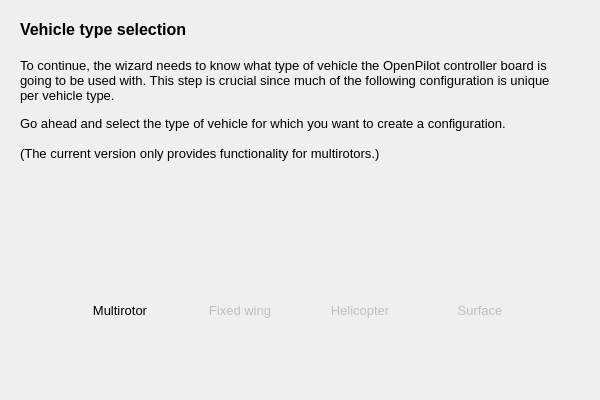
Before: the Qt Designer form ground/openpilotgcs/src/plugins/setupwizard/pages/vehiclepage.ui in openpilot/OpenPilot, drawn with Qt 5.
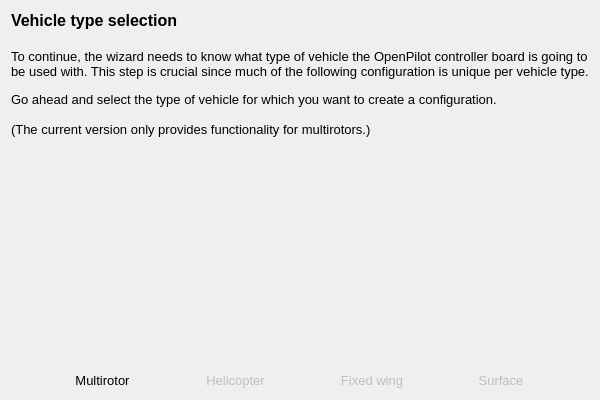
After: the same form once the commit is applied. Icons and pictures are not drawn.

Commit message: GCS-Added layouts to new wiz

```diff
--- a/ground/openpilotgcs/src/plugins/setupwizard/pages/vehiclepage.ui
+++ b/ground/openpilotgcs/src/plugins/setupwizard/pages/vehiclepage.ui
@@ -13,15 +13,9 @@
   <property name="windowTitle">
    <string>WizardPage</string>
   </property>
+  <layout class="QVBoxLayout" name="verticalLayout">
+   <item>
   <widget class="QLabel" name="label_2">
-   <property name="geometry">
-    <rect>
-     <x>20</x>
-     <y>20</y>
-     <width>550</width>
-     <height>221</height>
-    </rect>
-   </property>
    <property name="text">
     <string>&lt;!DOCTYPE HTML PUBLIC &quot;-//W3C//DTD HTML 4.0//EN&quot; &quot;http://www.w3.org/TR/REC-html40/strict.dtd&quot;&gt;
 &lt;html&gt;&lt;head&gt;&lt;meta name=&quot;qrichtext&quot; content=&quot;1&quot; /&gt;&lt;style type=&quot;text/css&quot;&gt;
@@ -42,65 +36,11 @@
     <bool>true</bool>
    </property>
   </widget>
-  <widget class="QToolButton" name="surfaceButton">
-   <property name="enabled">
-    <bool>false</bool>
-   </property>
-   <property name="geometry">
-    <rect>
-     <x>430</x>
-     <y>250</y>
-     <width>100</width>
-     <height>120</height>
-    </rect>
-   </property>
-   <property name="font">
-    <font>
-     <pointsize>10</pointsize>
-    </font>
-   </property>
-   <property name="toolTip">
-    <string>Car, Boat, U-Boat</string>
-   </property>
-   <property name="styleSheet">
-    <string notr="true">QToolButton { border: none }</string>
-   </property>
-   <property name="text">
-    <string>Surface</string>
-   </property>
-   <property name="icon">
-    <iconset resource="../wizardResources.qrc">
-     <normaloff>:/setupwizard/resources/bttn-land-up.png</normaloff>
-     <normalon>:/setupwizard/resources/bttn-land-down.png</normalon>:/setupwizard/resources/bttn-land-up.png</iconset>
-   </property>
-   <property name="iconSize">
-    <size>
-     <width>100</width>
-     <height>100</height>
-    </size>
-   </property>
-   <property name="checkable">
-    <bool>true</bool>
-   </property>
-   <property name="autoExclusive">
-    <bool>true</bool>
-   </property>
-   <property name="toolButtonStyle">
-    <enum>Qt::ToolButtonTextUnderIcon</enum>
-   </property>
-   <property name="autoRaise">
-    <bool>true</bool>
-   </property>
-  </widget>
+   </item>
+   <item>
+    <layout class="QHBoxLayout" name="horizontalLayout">
+     <item>
   <widget class="QToolButton" name="multirotorButton">
-   <property name="geometry">
-    <rect>
-     <x>70</x>
-     <y>250</y>
-     <width>100</width>
-     <height>120</height>
-    </rect>
-   </property>
    <property name="font">
     <font>
      <pointsize>10</pointsize>
@@ -145,71 +85,12 @@
     <bool>true</bool>
    </property>
   </widget>
-  <widget class="QToolButton" name="fixedwingButton">
-   <property name="enabled">
-    <bool>false</bool>
-   </property>
-   <property name="geometry">
-    <rect>
-     <x>190</x>
-     <y>250</y>
-     <width>100</width>
-     <height>120</height>
-    </rect>
-   </property>
-   <property name="font">
-    <font>
-     <pointsize>10</pointsize>
-    </font>
-   </property>
-   <property name="toolTip">
-    <string>Airplane, Sloper, Jet</string>
-   </property>
-   <property name="styleSheet">
-    <string notr="true">QToolButton { border: none }</string>
-   </property>
-   <property name="text">
-    <string>Fixed wing</string>
-   </property>
-   <property name="icon">
-    <iconset resource="../wizardResources.qrc">
-     <normaloff>:/setupwizard/resources/bttn-plane-up.png</normaloff>
-     <normalon>:/setupwizard/resources/bttn-plane-down.png</normalon>:/setupwizard/resources/bttn-plane-up.png</iconset>
-   </property>
-   <property name="iconSize">
-    <size>
-     <width>100</width>
-     <height>100</height>
-    </size>
-   </property>
-   <property name="checkable">
-    <bool>true</bool>
-   </property>
-   <property name="checked">
-    <bool>false</bool>
-   </property>
-   <property name="autoExclusive">
-    <bool>true</bool>
-   </property>
-   <property name="toolButtonStyle">
-    <enum>Qt::ToolButtonTextUnderIcon</enum>
-   </property>
-   <property name="autoRaise">
-    <bool>true</bool>
-   </property>
-  </widget>
+     </item>
+     <item>
   <widget class="QToolButton" name="heliButton">
    <property name="enabled">
     <bool>false</bool>
    </property>
-   <property name="geometry">
-    <rect>
-     <x>310</x>
-     <y>250</y>
-     <width>100</width>
-     <height>120</height>
-    </rect>
-   </property>
    <property name="font">
     <font>
      <pointsize>10</pointsize>
@@ -248,6 +129,101 @@
     <bool>true</bool>
    </property>
   </widget>
+     </item>
+     <item>
+      <widget class="QToolButton" name="fixedwingButton">
+       <property name="enabled">
+        <bool>false</bool>
+       </property>
+       <property name="font">
+        <font>
+         <pointsize>10</pointsize>
+        </font>
+       </property>
+       <property name="toolTip">
+        <string>Airplane, Sloper, Jet</string>
+       </property>
+       <property name="styleSheet">
+        <string notr="true">QToolButton { border: none }</string>
+       </property>
+       <property name="text">
+        <string>Fixed wing</string>
+       </property>
+       <property name="icon">
+        <iconset resource="../wizardResources.qrc">
+         <normaloff>:/setupwizard/resources/bttn-plane-up.png</normaloff>
+         <normalon>:/setupwizard/resources/bttn-plane-down.png</normalon>:/setupwizard/resources/bttn-plane-up.png</iconset>
+       </property>
+       <property name="iconSize">
+        <size>
+         <width>100</width>
+         <height>100</height>
+        </size>
+       </property>
+       <property name="checkable">
+        <bool>true</bool>
+       </property>
+       <property name="checked">
+        <bool>false</bool>
+       </property>
+       <property name="autoExclusive">
+        <bool>true</bool>
+       </property>
+       <property name="toolButtonStyle">
+        <enum>Qt::ToolButtonTextUnderIcon</enum>
+       </property>
+       <property name="autoRaise">
+        <bool>true</bool>
+       </property>
+      </widget>
+     </item>
+     <item>
+      <widget class="QToolButton" name="surfaceButton">
+       <property name="enabled">
+        <bool>false</bool>
+       </property>
+       <property name="font">
+        <font>
+         <pointsize>10</pointsize>
+        </font>
+       </property>
+       <property name="toolTip">
+        <string>Car, Boat, U-Boat</string>
+       </property>
+       <property name="styleSheet">
+        <string notr="true">QToolButton { border: none }</string>
+       </property>
+       <property name="text">
+        <string>Surface</string>
+       </property>
+       <property name="icon">
+        <iconset resource="../wizardResources.qrc">
+         <normaloff>:/setupwizard/resources/bttn-land-up.png</normaloff>
+         <normalon>:/setupwizard/resources/bttn-land-down.png</normalon>:/setupwizard/resources/bttn-land-up.png</iconset>
+       </property>
+       <property name="iconSize">
+        <size>
+         <width>100</width>
+         <height>100</height>
+        </size>
+       </property>
+       <property name="checkable">
+        <bool>true</bool>
+       </property>
+       <property name="autoExclusive">
+        <bool>true</bool>
+       </property>
+       <property name="toolButtonStyle">
+        <enum>Qt::ToolButtonTextUnderIcon</enum>
+       </property>
+       <property name="autoRaise">
+        <bool>true</bool>
+       </property>
+      </widget>
+     </item>
+    </layout>
+   </item>
+  </layout>
  </widget>
  <resources>
   <include location="../wizardResources.qrc"/>
```
Lines whose indentation alone changed are shown as unchanged. The commit also changes 14 other files.
